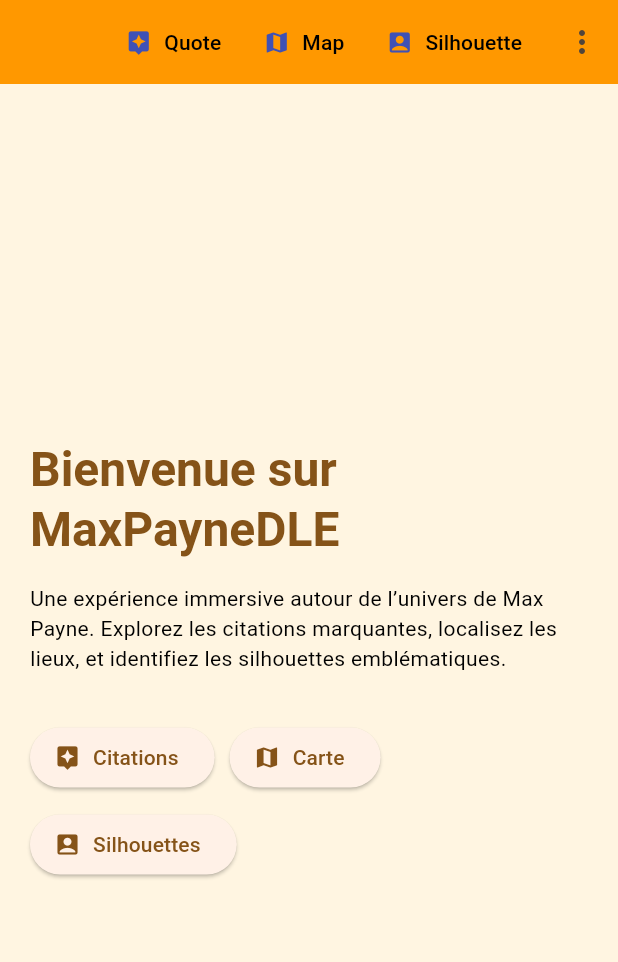
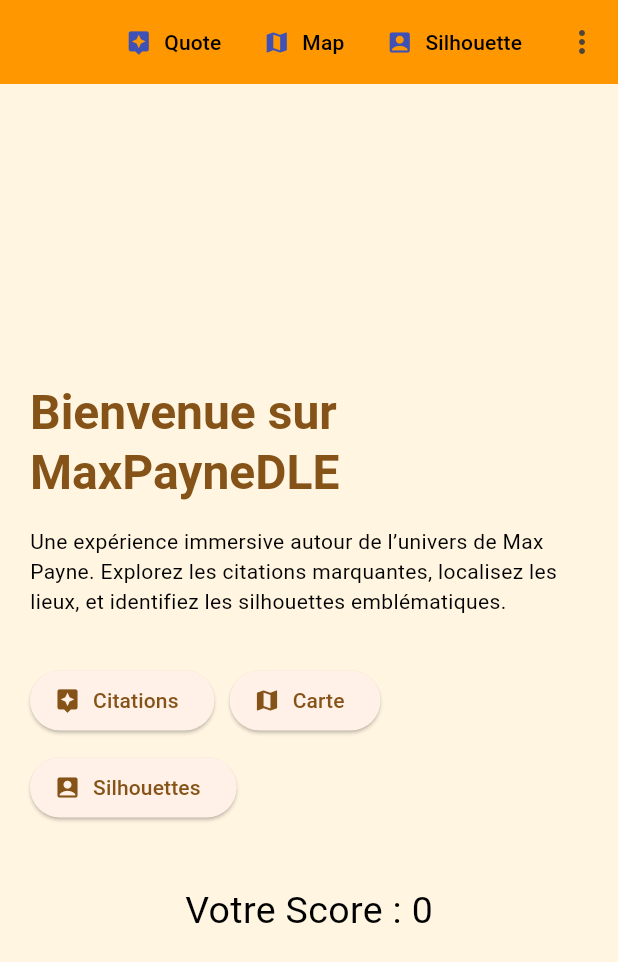
Before and after one commit to ClementReverbel/MaxPayne-DLE, a Flutter app: the screen it shows after launch, on a phone screen of 412 x 824 dp. Shown: the top 962 px of the screen. Run offline on Flutter 3.47's test engine with Material 3 defaults, Android fonts, the light colour scheme and no system bars; our stand-ins replace sqflite; accounts and stored records are empty; generated files the repository leaves out were written again.

Commit message:
ScoreProvider

```diff
--- /dev/null
+++ b/lib/elements/ScoreProvider.dart
@@ -0,0 +1,12 @@
+import 'package:flutter/cupertino.dart';
+
+class ScoreProvider with ChangeNotifier {
+  int _score = 0;
+
+  int get score => _score;
+
+  void augmenterScore() {
+    _score++;
+    notifyListeners();
+  }
+}
--- a/lib/elements/boutonsMenu.dart
+++ b/lib/elements/boutonsMenu.dart
@@ -17,6 +17,7 @@
 
   @override
   Size get preferredSize => const Size.fromHeight(kToolbarHeight);
+
 }
 
 class _boutonsMenuState extends State<boutonsMenu> {
@@ -35,7 +36,7 @@
           icon: const Icon(Icons.assistant, color: Colors.indigo),
           label: Text(
             AppLocalizations.of(context)!.citation,
-            style: const TextStyle(color: Colors.black),
+            style: TextStyle(color: Colors.black),
           ),
         ),
         TextButton.icon(
--- a/lib/pages/accueil.dart
+++ b/lib/pages/accueil.dart
@@ -1,12 +1,14 @@
 import 'package:flutter/cupertino.dart';
 import 'package:flutter/material.dart';
 import 'package:maxpaynedle/elements/boutonsMenu.dart';
-import 'package:maxpaynedle/pages/citation.dart';
+import 'package:maxpaynedle/main.dart';
+import 'package:flutter_gen/gen_l10n/app_localizations.dart';
 import 'package:maxpaynedle/pages/map.dart';
-import 'package:flutter_gen/gen_l10n/app_localizations.dart';
+import 'package:provider/provider.dart';
 import 'package:sqflite/sqflite.dart';
 
 import '../class_DB/DB.dart';
+import '../elements/ScoreProvider.dart';
 
 class acceuil extends StatefulWidget {
   const acceuil({super.key});
@@ -27,7 +29,7 @@
   Future<void> _initDB() async {
     await getDatabasesPath().then((value) => debugPrint(value));
     await db.initDatabase();
-    setState(() {}); // Trigger rebuild after DB is initialized
+    setState(() {});
   }
 
   @override
@@ -77,6 +79,12 @@
                   ),
                 ],
               ),
+              const SizedBox(height: 40),
+              Center(child:  Consumer<ScoreProvider>(
+                builder: (context,provider,child) {
+                  return Text("Votre Score : ${provider.score}", style: TextStyle(fontSize: 25),);
+                },
+              ))
             ],
           ),
         ),
--- a/pubspec.yaml
+++ b/pubspec.yaml
@@ -14,6 +14,7 @@
   intl: any
   path: ^1.9.1
   sqflite: ^2.4.2
+  provider: ^6.0.5
 
 dev_dependencies:
   flutter_test:
```
Also changed, not shown: lib/main.dart (+9 -1 lines), lib/pages/map.dart (+11 -4 lines), lib/pages/silhouette.dart (+6 -2 lines), pubspec.lock.
